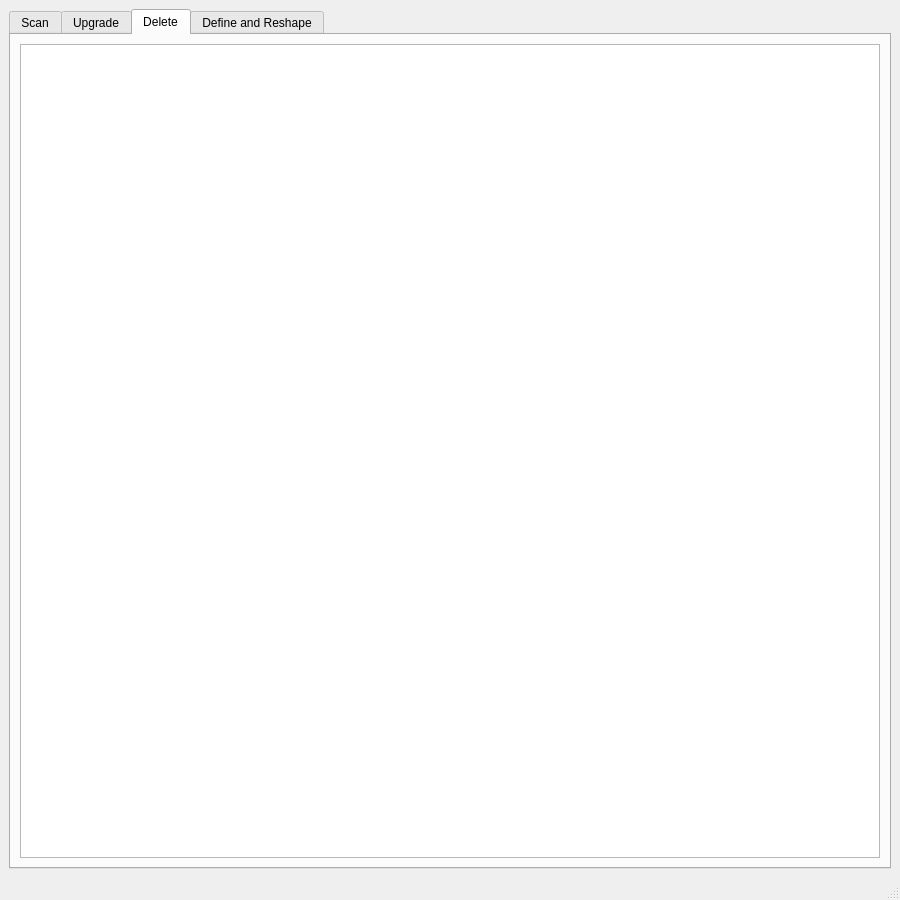
Above: mainwindow.ui from pricyspark/ArtifactSort-GI before the change. Below: the same form after it.
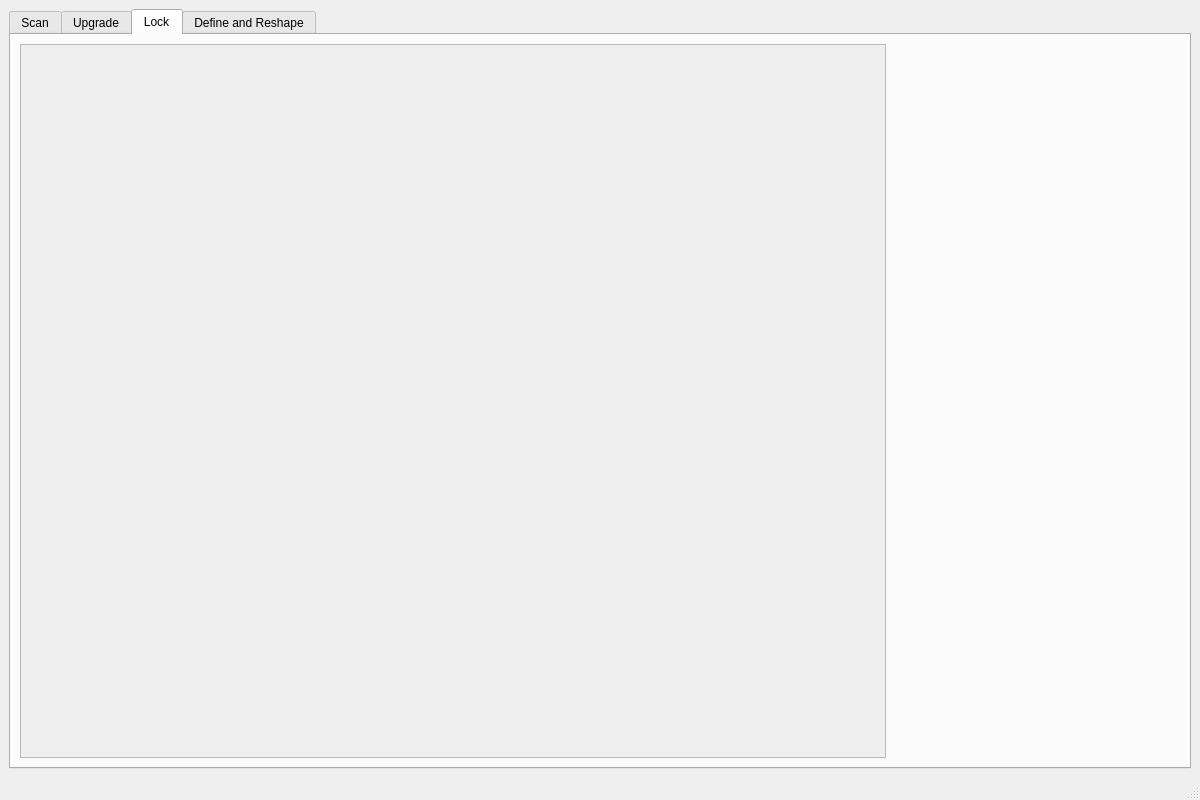
That is the form after the change. The open tabs and pages were chosen to show the change.

Commit message: Rename "delete" to "lock" for clarity, add basic locking analysis to GUI

```diff
--- a/mainwindow.ui
+++ b/mainwindow.ui
@@ -6,8 +6,8 @@
    <rect>
     <x>0</x>
     <y>0</y>
-    <width>900</width>
-    <height>900</height>
+    <width>1200</width>
+    <height>800</height>
    </rect>
   </property>
   <property name="minimumSize">
@@ -147,23 +147,124 @@
       </widget>
       <widget class="QWidget" name="delete_tab">
        <attribute name="title">
-        <string>Delete</string>
+        <string>Lock</string>
        </attribute>
-       <layout class="QHBoxLayout" name="horizontalLayout_3">
+       <layout class="QHBoxLayout" name="horizontalLayout_3" stretch="3,1">
         <item>
-         <widget class="QTextBrowser" name="deleteBox">
-          <property name="html">
-           <string>&lt;!DOCTYPE HTML PUBLIC &quot;-//W3C//DTD HTML 4.0//EN&quot; &quot;http://www.w3.org/TR/REC-html40/strict.dtd&quot;&gt;
-&lt;html&gt;&lt;head&gt;&lt;meta name=&quot;qrichtext&quot; content=&quot;1&quot; /&gt;&lt;meta charset=&quot;utf-8&quot; /&gt;&lt;style type=&quot;text/css&quot;&gt;
-p, li { white-space: pre-wrap; }
-hr { height: 1px; border-width: 0; }
-li.unchecked::marker { content: &quot;\2610&quot;; }
-li.checked::marker { content: &quot;\2612&quot;; }
-&lt;/style&gt;&lt;/head&gt;&lt;body style=&quot; font-family:'Segoe UI'; font-size:9pt; font-weight:400; font-style:normal;&quot;&gt;
-&lt;p style=&quot;-qt-paragraph-type:empty; margin-top:0px; margin-bottom:0px; margin-left:0px; margin-right:0px; -qt-block-indent:0; text-indent:0px;&quot;&gt;&lt;br /&gt;&lt;/p&gt;&lt;/body&gt;&lt;/html&gt;</string>
+         <widget class="QScrollArea" name="scrollArea">
+          <property name="widgetResizable">
+           <bool>true</bool>
           </property>
+          <widget class="QWidget" name="widget">
+           <property name="geometry">
+            <rect>
+             <x>0</x>
+             <y>0</y>
+             <width>864</width>
+             <height>710</height>
+            </rect>
+           </property>
+           <layout class="QGridLayout" name="gridLayout_2">
+            <item row="0" column="0">
+             <layout class="QGridLayout" name="lockGrid"/>
+            </item>
+           </layout>
+          </widget>
          </widget>
         </item>
+        <item>
+         <layout class="QVBoxLayout" name="artifactInfo" stretch="0,0,0,0,0,0,0,1">
+          <item>
+           <widget class="QLabel" name="artifactMain">
+            <property name="text">
+             <string/>
+            </property>
+            <property name="margin">
+             <number>10</number>
+            </property>
+           </widget>
+          </item>
+          <item>
+           <widget class="QLabel" name="artifactLvl">
+            <property name="text">
+             <string/>
+            </property>
+            <property name="margin">
+             <number>10</number>
+            </property>
+           </widget>
+          </item>
+          <item>
+           <widget class="QLabel" name="artifactSub1">
+            <property name="text">
+             <string/>
+            </property>
+            <property name="margin">
+             <number>10</number>
+            </property>
+           </widget>
+          </item>
+          <item>
+           <widget class="QLabel" name="artifactSub2">
+            <property name="text">
+             <string/>
+            </property>
+            <property name="margin">
+             <number>10</number>
+            </property>
+           </widget>
+          </item>
+          <item>
+           <widget class="QLabel" name="artifactSub3">
+            <property name="text">
+             <string/>
+            </property>
+            <property name="margin">
+             <number>10</number>
+            </property>
+           </widget>
+          </item>
+          <item>
+           <widget class="QLabel" name="artifactSub4">
+            <property name="text">
+             <string/>
+            </property>
+            <property name="margin">
+             <number>10</number>
+            </property>
+           </widget>
+          </item>
+          <item>
+           <widget class="QLabel" name="artifactSet">
+            <property name="layoutDirection">
+             <enum>Qt::LayoutDirection::LeftToRight</enum>
+            </property>
+            <property name="text">
+             <string/>
+            </property>
+            <property name="scaledContents">
+             <bool>false</bool>
+            </property>
+            <property name="margin">
+             <number>10</number>
+            </property>
+           </widget>
+          </item>
+          <item>
+           <spacer name="verticalSpacer_2">
+            <property name="orientation">
+             <enum>Qt::Orientation::Vertical</enum>
+            </property>
+            <property name="sizeHint" stdset="0">
+             <size>
+              <width>20</width>
+              <height>40</height>
+             </size>
+            </property>
+           </spacer>
+          </item>
+         </layout>
+        </item>
        </layout>
       </widget>
       <widget class="QWidget" name="define_tab">
```
Left out of the diff: 17 changed lines with no effect on the pictures. The commit also changes 5 other files.
